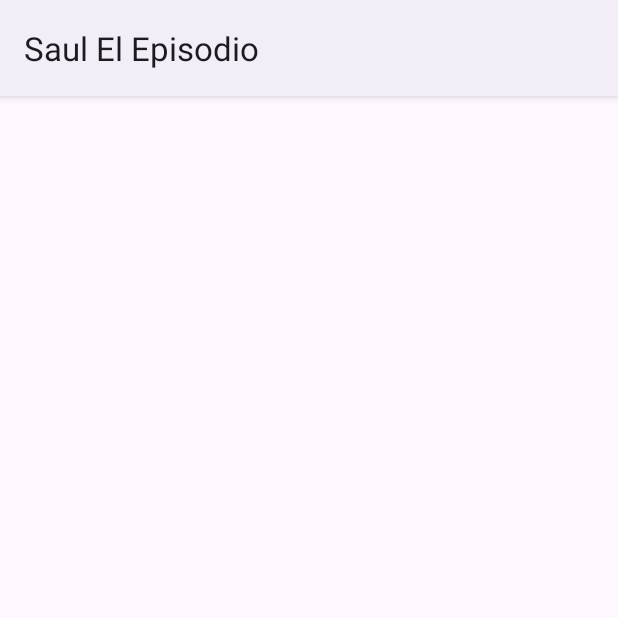
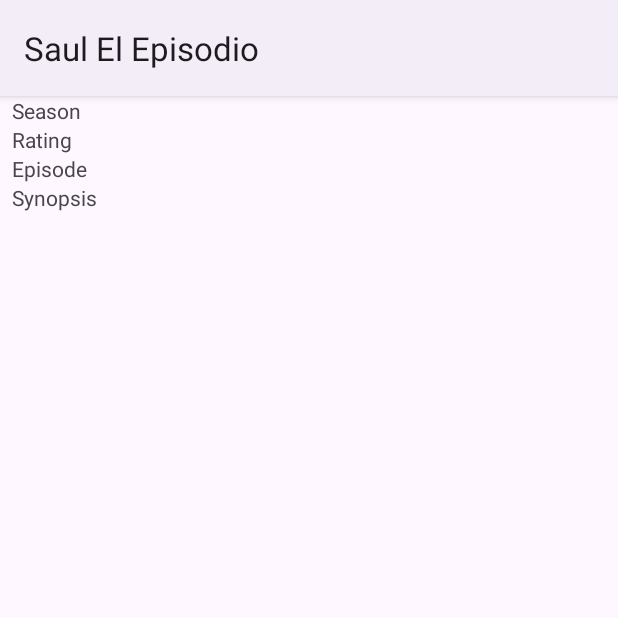
Before and after one commit to jimbonlemu/Saul_El_Episodio_Bangkit, an Android app: the DetailSeriesActivity screen opened directly, with no data from a screen before it, on a phone screen of 412 x 824 dp, the top half of it. Run offline under Robolectric (Android 15) with nearby library versions, the phone set to English and light mode, and no system bars.

Commit message:
Integration DetailSeriesActivity

```diff
--- a/app/src/main/java/com/jimbonlemu/saul_el_episodio/DetailSeriesActivity.kt
+++ b/app/src/main/java/com/jimbonlemu/saul_el_episodio/DetailSeriesActivity.kt
@@ -1,11 +1,44 @@
 package com.jimbonlemu.saul_el_episodio
 
+import android.graphics.Paint
+import android.graphics.Typeface
+import android.net.Uri
+import android.os.Build
 import androidx.appcompat.app.AppCompatActivity
 import android.os.Bundle
+import android.text.Spannable
+import android.text.SpannableString
+import android.text.TextPaint
+import android.text.style.TypefaceSpan
+import android.widget.ImageView
+import android.widget.TextView
+import androidx.core.content.res.ResourcesCompat
+import com.bumptech.glide.Glide
 
 class DetailSeriesActivity : AppCompatActivity() {
+    companion object {
+        const val SERIES_ARGS = "series_args"
+    }
+
     override fun onCreate(savedInstanceState: Bundle?) {
         super.onCreate(savedInstanceState)
         setContentView(R.layout.activity_detail_series)
+
+        val seriesArgs = if (Build.VERSION.SDK_INT >= 33) {
+
+            intent.getParcelableExtra<Series>(SERIES_ARGS, Series::class.java)
+        } else {
+            intent.getParcelableExtra<Series>(SERIES_ARGS)
+        }
+
+        if (seriesArgs != null) {
+            Glide.with(this).load(seriesArgs.image).into(findViewById(R.id.iv_detail_image_content))
+            findViewById<TextView>(R.id.tv_season_layout_detail).text = seriesArgs.season
+            findViewById<TextView>(R.id.tv_rating_layout_detail).text = seriesArgs.rating
+            findViewById<TextView>(R.id.tv_episode_layout_detail).text = seriesArgs.episode
+            findViewById<TextView>(R.id.tv_synopsis_layout_detail).text = seriesArgs.synopsis
+        }
     }
+
+
 }
--- a/app/src/main/res/layout/activity_detail_series.xml
+++ b/app/src/main/res/layout/activity_detail_series.xml
@@ -6,4 +6,20 @@
     android:layout_height="match_parent"
     tools:context=".DetailSeriesActivity">
 
+    <ImageView
+        android:id="@+id/iv_detail_image_content"
+        android:layout_width="match_parent"
+        android:layout_height="wrap_content"
+        app:layout_constraintEnd_toEndOf="parent"
+        app:layout_constraintStart_toStartOf="parent"
+        app:layout_constraintTop_toTopOf="parent"
+        tools:ignore="ContentDescription"
+        tools:src="@tools:sample/avatars" />
+
+    <include
+        layout="@layout/layout_detail"
+        android:layout_width="match_parent"
+        android:layout_height="wrap_content"
+        app:layout_constraintTop_toBottomOf="@+id/iv_detail_image_content" />
+
 </androidx.constraintlayout.widget.ConstraintLayout>
--- /dev/null
+++ b/app/src/main/res/layout/layout_detail.xml
@@ -0,0 +1,90 @@
+<?xml version="1.0" encoding="utf-8"?>
+<androidx.constraintlayout.widget.ConstraintLayout xmlns:android="http://schemas.android.com/apk/res/android"
+    xmlns:app="http://schemas.android.com/apk/res-auto"
+    xmlns:tools="http://schemas.android.com/tools"
+    android:layout_width="match_parent"
+    android:layout_height="wrap_content">
+
+    <TextView
+        android:id="@+id/comp_season_layout_detail"
+        android:layout_width="wrap_content"
+        android:layout_height="0dp"
+        android:layout_marginStart="8dp"
+        android:text="@string/season"
+        app:layout_constraintStart_toStartOf="parent"
+        app:layout_constraintTop_toTopOf="parent" />
+
+    <TextView
+        android:id="@+id/tv_season_layout_detail"
+        android:layout_width="0dp"
+        android:layout_height="wrap_content"
+        android:layout_marginStart="8dp"
+        android:layout_marginEnd="8dp"
+        app:layout_constraintEnd_toEndOf="parent"
+        app:layout_constraintStart_toStartOf="@id/guideline"
+        app:layout_constraintTop_toTopOf="parent"
+        tools:text="@tools:sample/us_zipcodes" />
+
+    <TextView
+        android:id="@+id/comp_rating_layout_detail"
+        android:layout_width="wrap_content"
+        android:layout_height="0dp"
+        android:text="@string/rating"
+        app:layout_constraintStart_toStartOf="@id/comp_season_layout_detail"
+        app:layout_constraintTop_toBottomOf="@+id/tv_season_layout_detail" />
+    <TextView
+        android:id="@+id/tv_rating_layout_detail"
+        android:layout_width="0dp"
+        android:layout_height="wrap_content"
+        android:layout_marginStart="8dp"
+        android:layout_marginEnd="8dp"
+        app:layout_constraintEnd_toEndOf="parent"
+        app:layout_constraintStart_toStartOf="@id/guideline"
+        app:layout_constraintTop_toBottomOf="@id/tv_season_layout_detail"
+        tools:text="@tools:sample/us_zipcodes" />
+
+    <TextView
+        android:id="@+id/comp_episode_layout_detail"
+        android:layout_width="wrap_content"
+        android:layout_height="0dp"
+        android:text="@string/episode"
+        app:layout_constraintStart_toStartOf="@id/comp_rating_layout_detail"
+        app:layout_constraintTop_toBottomOf="@+id/tv_rating_layout_detail" />
+    <TextView
+        android:id="@+id/tv_episode_layout_detail"
+        android:layout_width="0dp"
+        android:layout_height="wrap_content"
+        android:layout_marginStart="8dp"
+        android:layout_marginEnd="8dp"
+        app:layout_constraintEnd_toEndOf="parent"
+        app:layout_constraintStart_toStartOf="@id/guideline"
+        app:layout_constraintTop_toBottomOf="@id/tv_rating_layout_detail"
+        tools:text="@tools:sample/us_zipcodes" />
+
+    <TextView
+        android:id="@+id/comp_synopsis_layout_detail"
+        android:layout_width="wrap_content"
+        android:layout_height="0dp"
+        android:text="@string/synopsis"
+        app:layout_constraintStart_toStartOf="@id/comp_episode_layout_detail"
+        app:layout_constraintTop_toBottomOf="@+id/tv_episode_layout_detail" />
+    <TextView
+        android:id="@+id/tv_synopsis_layout_detail"
+        android:layout_width="0dp"
+        android:layout_height="wrap_content"
+        android:layout_marginStart="8dp"
+        android:layout_marginEnd="8dp"
+        app:layout_constraintEnd_toEndOf="parent"
+        app:layout_constraintStart_toStartOf="@id/guideline"
+        app:layout_constraintTop_toBottomOf="@id/tv_episode_layout_detail"
+        tools:text="@tools:sample/lorem/random" />
+
+    <androidx.constraintlayout.widget.Guideline
+        android:id="@+id/guideline"
+        android:layout_width="wrap_content"
+        android:layout_height="wrap_content"
+        android:orientation="vertical"
+        app:layout_constraintGuide_begin="117dp" />
+
+
+</androidx.constraintlayout.widget.ConstraintLayout>
--- /dev/null
+++ b/app/src/main/res/menu/menu_main.xml
@@ -0,0 +1,4 @@
+<?xml version="1.0" encoding="utf-8"?>
+<menu xmlns:android="http://schemas.android.com/apk/res/android">
+
+</menu>
--- a/app/src/main/res/values/themes.xml
+++ b/app/src/main/res/values/themes.xml
@@ -3,6 +3,12 @@
     <style name="Base.Theme.SaulElEpisodio" parent="Theme.Material3.DayNight">
         <!-- Customize your light theme here. -->
         <!-- <item name="colorPrimary">@color/my_light_primary</item> -->
+        <item name="colorPrimary">@color/saul_black</item>
+        <item name="colorPrimaryVariant">@color/saul_red</item>
+        <item name="colorOnPrimary">@color/saul_yellow</item>
+        <!-- Secondary brand color. -->
+        <item name="colorSecondary">@color/saul_purple</item>
+
     </style>
 
     <style name="Theme.SaulElEpisodio" parent="Base.Theme.SaulElEpisodio" />
```
Also changed, not shown: app/src/main/java/com/jimbonlemu/saul_el_episodio/ListSeriesAdapter.kt (+7 -8 lines), app/src/main/java/com/jimbonlemu/saul_el_episodio/MainActivity.kt (+12 -4 lines), app/src/main/res/layout/episode_item_widget.xml (+11 -64 lines), app/src/main/res/menu/menu_detail.xml (added, +9 -0 lines), app/src/main/res/values/strings.xml (+15 -14 lines), app/src/main/res/font/diploma.ttf (added).
